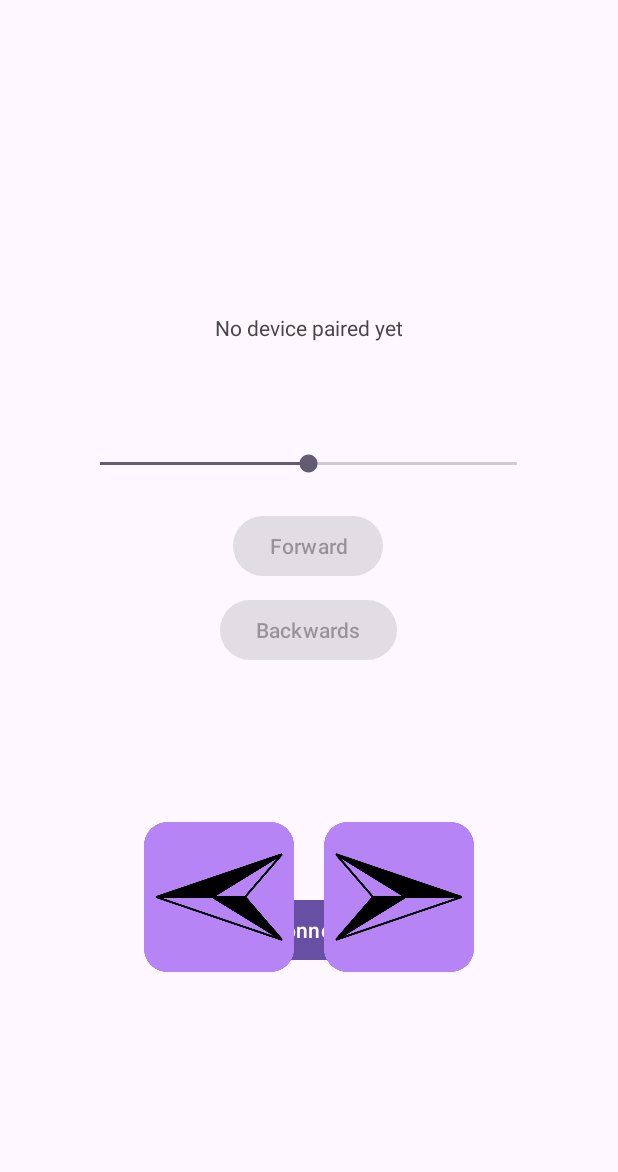
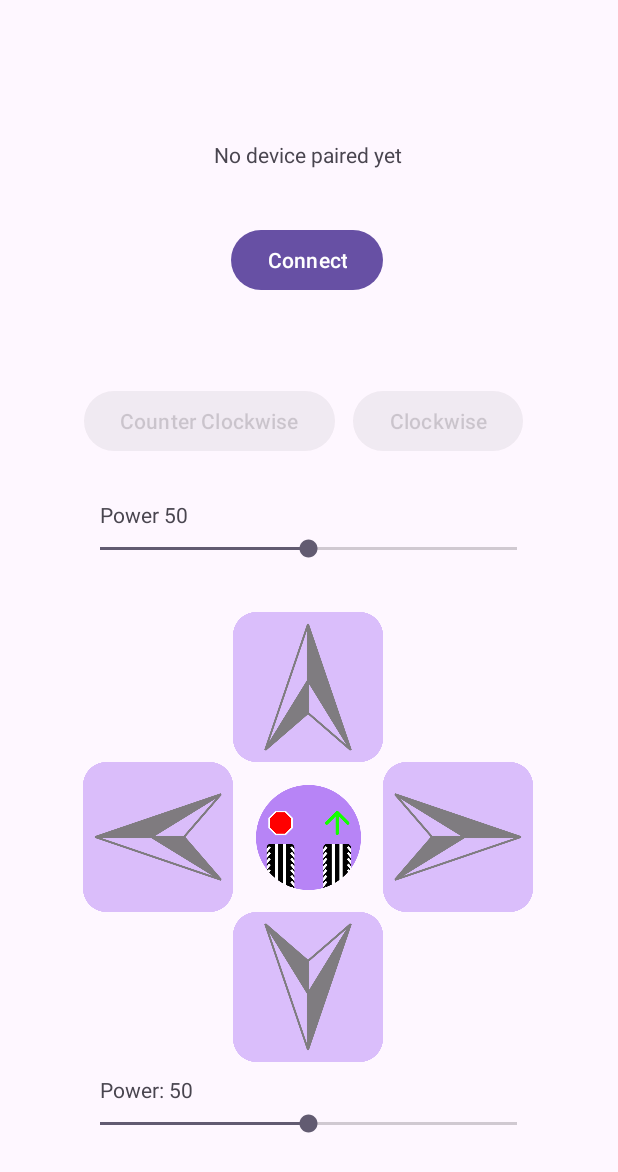
Before and after one commit to heliguy4599/ev3proj, an Android app: the screen it shows after launch (MainActivity), on a phone screen of 412 x 824 dp. Shown: the top 1172 px of the screen. Run offline under Robolectric (Android 15) with nearby library versions, the phone set to English and light mode, and no system bars.

Commit message:
Get UI in place with basic turning

```diff
--- a/app/src/main/java/com/example/ev3proj/MainActivity.java
+++ b/app/src/main/java/com/example/ev3proj/MainActivity.java
@@ -16,10 +16,11 @@ import android.view.MotionEvent;
 import android.view.View;
 import android.widget.Button;
 import android.widget.ImageButton;
-import android.widget.ImageView;
 import android.widget.SeekBar;
 import android.widget.TextView;
 import android.widget.Toast;
+
+import org.w3c.dom.Text;
 
 import java.io.InputStream;
 import java.io.OutputStream;
@@ -41,47 +42,61 @@ public class MainActivity extends AppCompatActivity {
 
     TextView statusText;
     boolean isConnected = false;
+    boolean pivotTurn = false;
     long lastDisconnect = 0;
+    ImageButton rightButton;
+    ImageButton leftButton;
+    ImageButton forwardButton;
+    ImageButton backwardButton;
+    Button bluetooth_button;
+    Button clockwiseButton;
+    Button counterClockwiseButton;
+    ImageButton turnTypeButton;
 
-    @Override
-    protected void onCreate(Bundle savedInstanceState) {
-        super.onCreate(savedInstanceState);
-        setContentView(R.layout.activity_main);
+    public void connectStatusUpdater() {
+        forwardButton.setEnabled(isConnected);
+        backwardButton.setEnabled(isConnected);
+        leftButton.setEnabled(isConnected);
+        rightButton.setEnabled(isConnected);
+        clockwiseButton.setEnabled(isConnected);
+        counterClockwiseButton.setEnabled(isConnected);
+        if (isConnected) {
+            bluetooth_button.setText("Disconnect");
+            forwardButton.setAlpha(1f);
+            backwardButton.setAlpha(1f);
+            leftButton.setAlpha(1f);
+            rightButton.setAlpha(1f);
+            clockwiseButton.setAlpha(1f);
+            counterClockwiseButton.setAlpha(1f);
+        } else {
+            bluetooth_button.setText("Connect");
+            forwardButton.setAlpha(0.5f);
+            backwardButton.setAlpha(0.5f);
+            leftButton.setAlpha(0.5f);
+            rightButton.setAlpha(0.5f);
+            clockwiseButton.setAlpha(0.5f);
+            counterClockwiseButton.setAlpha(0.5f);
+        }
+    }
 
-        Button bluetooth_button = (Button) findViewById(R.id.bluetooth_button);
-        Button forwardButton = (Button) findViewById(R.id.forwardButton);
-        Button backwardButton = (Button) findViewById(R.id.backwardButton);
-        SeekBar powerSlider = (SeekBar) findViewById(R.id.powerSlider);
+    public void setSeekBarListener(SeekBar seekBar, TextView textView, String labelPrefix) {
+        SeekBar.OnSeekBarChangeListener temp = new SeekBar.OnSeekBarChangeListener() {
+            @Override
+            public void onProgressChanged(SeekBar seekBar, int progress, boolean fromUser) {
+                textView.setText(labelPrefix + seekBar.getProgress());
+            }
 
-        ImageButton newMove = (ImageButton) findViewById(R.id.newMove);
+            @Override
+            public void onStartTrackingTouch(SeekBar seekBar) {}
 
-        forwardButton.setEnabled(false);
-        backwardButton.setEnabled(false);
-        int minspeed = 3;
+            @Override
+            public void onStopTrackingTouch(SeekBar seekBar) {}
+        };
+        seekBar.setOnSeekBarChangeListener(temp);
+    }
 
-        bluetooth_button.setOnClickListener(new View.OnClickListener(){
-            @Override
-            public void onClick(View v) {
-                if (isConnected) {
-                    cpf_disconnFromEV3(cv_btDevice);
-                    bluetooth_button.setText("Connect");
-                    isConnected = false;
-                    forwardButton.setEnabled(false);
-                    backwardButton.setEnabled(false);
-                    return;
-                }
-                cpf_requestBTPermissions();
-                cv_btDevice = cpf_locateInPairedBTList(CV_ROBOTNAME);
-                isConnected = cpf_connectToEV3(cv_btDevice);
-                if (isConnected) {
-                    forwardButton.setEnabled(true);
-                    backwardButton.setEnabled(true);
-                    bluetooth_button.setText("Disconnect");
-                }
-            }
-        });
-
-        newMove.setOnTouchListener(new View.OnTouchListener() {
+    public void setButtonListenerMoveMotor(ImageButton button, int motorSel, SeekBar seekBar, int powerMultiple) {
+        button.setOnTouchListener(new View.OnTouchListener() {
             private Handler mHandler;
             @Override
             public boolean onTouch(View v, MotionEvent event) {
@@ -91,12 +106,16 @@ public class MainActivity extends AppCompatActivity {
                         if (mHandler != null) return true;
                         mHandler = new Handler();
                         mHandler.post(mAction);
+                        button.setScaleX((float) 0.8);
+                        button.setScaleY((float) 0.8);
                         break;
                     case MotionEvent.ACTION_UP:
                         if (mHandler == null) return true;
                         mHandler.removeCallbacks(mAction);
-                        newMotor(0, 0x0F);
+                        newMotor(0, motorSel);
                         mHandler = null;
+                        button.setScaleX((float) 1);
+                        button.setScaleY((float) 1);
                         break;
                 }
                 return false;
@@ -105,32 +124,36 @@ public class MainActivity extends AppCompatActivity {
             private Runnable mAction = new Runnable() {
                 @Override
                 public void run() {
-                    int speed = powerSlider.getProgress();
-                    if (speed < minspeed) speed = minspeed;
-                    newMotor(speed, 0x02);
+                    newMotor(powerMultiple * seekBar.getProgress(), motorSel);
 
                     // Post the action again after a delay
                     mHandler.postDelayed(this, 100); // Adjust the delay as needed
                 }
             };
         });
+    }
 
-        forwardButton.setOnTouchListener(new View.OnTouchListener() {
+    public void setButtonListenerMoveMotor(Button button, int motorSel, SeekBar seekBar, int powerMultiple) {
+        button.setOnTouchListener(new View.OnTouchListener() {
             private Handler mHandler;
-
             @Override
             public boolean onTouch(View v, MotionEvent event) {
+                statusText.setText("" + event.getAction());
                 switch (event.getAction()) {
                     case MotionEvent.ACTION_DOWN:
                         if (mHandler != null) return true;
                         mHandler = new Handler();
                         mHandler.post(mAction);
+                        button.setScaleX((float) 0.8);
+                        button.setScaleY((float) 0.8);
                         break;
                     case MotionEvent.ACTION_UP:
                         if (mHandler == null) return true;
                         mHandler.removeCallbacks(mAction);
-                        cpf_EV3MoveMotor(0);
+                        newMotor(0, motorSel);
                         mHandler = null;
+                        button.setScaleX((float) 1);
+                        button.setScaleY((float) 1);
                         break;
                 }
                 return false;
@@ -139,54 +162,78 @@ public class MainActivity extends AppCompatActivity {
             private Runnable mAction = new Runnable() {
                 @Override
                 public void run() {
-//                    cpf_EV3MoveMotor(cv_powerSlider.getProgress());
-                    int speed = powerSlider.getProgress();
-                    if (speed < minspeed) speed = minspeed;
-                    cpf_EV3MoveMotor(speed);
+                    newMotor(powerMultiple * seekBar.getProgress(), motorSel);
 
                     // Post the action again after a delay
                     mHandler.postDelayed(this, 100); // Adjust the delay as needed
                 }
             };
         });
+    }
 
-        backwardButton.setOnTouchListener(new View.OnTouchListener() {
-            private Handler mHandler;
+    @Override
+    protected void onCreate(Bundle savedInstanceState) {
+        super.onCreate(savedInstanceState);
+        setContentView(R.layout.activity_main);
 
+        bluetooth_button = (Button) findViewById(R.id.bluetooth_button);
+        SeekBar powerSlider = (SeekBar) findViewById(R.id.powerSlider);
+        SeekBar rotationSlider = (SeekBar) findViewById(R.id.rortationSlider);
+        statusText = (TextView) findViewById(R.id.textView);
+        TextView powerLabel = (TextView) findViewById(R.id.powerLabel);
+        TextView rotationLabel = (TextView) findViewById(R.id.rotationLabel);
+
+        rightButton = (ImageButton) findViewById(R.id.rightButton);
+        leftButton = (ImageButton) findViewById(R.id.leftButton);
+        forwardButton = (ImageButton) findViewById(R.id.forwardButton);
+        backwardButton = (ImageButton) findViewById(R.id.backwardButton);
+        clockwiseButton = (Button) findViewById(R.id.clockwise);
+        counterClockwiseButton = (Button) findViewById(R.id.counterclockwise);
+        turnTypeButton = (ImageButton) findViewById(R.id.turnTypeButton);
+
+        connectStatusUpdater();
+
+        bluetooth_button.setOnClickListener(new View.OnClickListener(){
             @Override
-            public boolean onTouch(View v, MotionEvent event) {
-                switch (event.getAction()) {
-                    case MotionEvent.ACTION_DOWN:
-                        if (mHandler != null) return true;
-                        mHandler = new Handler();
-                        mHandler.post(mAction);
-                        break;
-                    case MotionEvent.ACTION_UP:
-                        if (mHandler == null) return true;
-                        mHandler.removeCallbacks(mAction);
-                        cpf_EV3MoveMotor(0);
-                        mHandler = null;
-                        break;
+            public void onClick(View v) {
+                if (isConnected) {
+                    cpf_disconnFromEV3(cv_btDevice);
+                    isConnected = false;
+                } else {
+                    cpf_requestBTPermissions();
+                    cv_btDevice = cpf_locateInPairedBTList(CV_ROBOTNAME);
+                    isConnected = cpf_connectToEV3(cv_btDevice);
                 }
-                return false;
+                connectStatusUpdater();
             }
-
-            private Runnable mAction = new Runnable() {
-                @Override
-                public void run() {
-//                    cpf_EV3MoveMotor(cv_powerSlider.getProgress());
-                    int speed = powerSlider.getProgress();
-                    if (speed < minspeed) speed = minspeed;
-                    cpf_EV3MoveMotor(-speed);
-
-                    // Post the action again after a delay
-                    mHandler.postDelayed(this, 100); // Adjust the delay as needed
-                }
-            };
         });
 
+        setSeekBarListener(powerSlider, powerLabel, "Power: ");
+        setSeekBarListener(rotationSlider, rotationLabel, "Power: ");
 
-        statusText = (TextView) findViewById(R.id.textView);
+        setButtonListenerMoveMotor(forwardButton, 0x06, powerSlider, 1);
+        setButtonListenerMoveMotor(backwardButton, 0x06, powerSlider, -1);
+        setButtonListenerMoveMotor(leftButton, 0x02, powerSlider, 1);
+        setButtonListenerMoveMotor(rightButton, 0x04, powerSlider, 1);
+        setButtonListenerMoveMotor(clockwiseButton, 0x01, rotationSlider, 1);
+        setButtonListenerMoveMotor(counterClockwiseButton, 0x01, rotationSlider, -1);
+
+        turnTypeButton.setOnClickListener(new View.OnClickListener(){
+            @Override
+            public void onClick(View v) {
+                if (pivotTurn) {
+                    // Switch to basic turn
+                    statusText.setText("iojhjsdghujiosdfghjk");
+                    pivotTurn = false;
+                    turnTypeButton.setBackground(ContextCompat.getDrawable(getApplicationContext(), R.drawable.basic_turn));
+                } else {
+                    // Switch to pivot turn
+                    pivotTurn = true;
+                    statusText.setText(":)");
+                    turnTypeButton.setBackground(ContextCompat.getDrawable(getApplicationContext(), R.drawable.pivot_turn));
+                }
+            }
+        });
     }
 
     private void cpf_requestBTPermissions() {
--- a/app/src/main/res/layout/activity_main.xml
+++ b/app/src/main/res/layout/activity_main.xml
@@ -11,81 +11,154 @@
         android:layout_width="wrap_content"
         android:layout_height="wrap_content"
         android:text="No device paired yet"
-        app:layout_constraintBottom_toBottomOf="parent"
+        app:layout_constraintBottom_toTopOf="@+id/bluetooth_button"
         app:layout_constraintEnd_toEndOf="parent"
+        app:layout_constraintHorizontal_bias="0.498"
         app:layout_constraintStart_toStartOf="parent"
         app:layout_constraintTop_toTopOf="parent"
-        app:layout_constraintVertical_bias="0.259" />
+        app:layout_constraintVertical_bias="0.718" />
 
     <Button
         android:id="@+id/bluetooth_button"
         android:layout_width="wrap_content"
         android:layout_height="wrap_content"
-        android:layout_marginTop="596dp"
         android:text="Connect"
+        app:layout_constraintBottom_toTopOf="@+id/counterclockwise"
         app:layout_constraintEnd_toEndOf="parent"
+        app:layout_constraintHorizontal_bias="0.496"
         app:layout_constraintStart_toStartOf="parent"
-        app:layout_constraintTop_toTopOf="parent" />
+        app:layout_constraintTop_toTopOf="parent"
+        app:layout_constraintVertical_bias="0.715" />
 
     <Button
-        android:id="@+id/backwardButton"
+        android:id="@+id/clockwise"
         android:layout_width="wrap_content"
         android:layout_height="wrap_content"
-        android:layout_marginTop="396dp"
-        android:text="Backwards"
+        android:layout_marginStart="12dp"
+        android:text="Clockwise"
+        app:layout_constraintBottom_toBottomOf="@+id/counterclockwise"
+        app:layout_constraintStart_toEndOf="@+id/counterclockwise" />
+
+    <SeekBar
+        android:id="@+id/rortationSlider"
+        style="@android:style/Widget.Material.SeekBar"
+        android:layout_width="310dp"
+        android:layout_height="18dp"
+        android:layout_marginBottom="33dp"
+        android:max="100"
+        android:progress="50"
+        app:layout_constraintBottom_toTopOf="@+id/forwardButton"
         app:layout_constraintEnd_toEndOf="parent"
-        app:layout_constraintHorizontal_bias="0.498"
-        app:layout_constraintStart_toStartOf="parent"
-        app:layout_constraintTop_toTopOf="parent" />
-
-    <Button
-        android:id="@+id/forwardButton"
-        android:layout_width="wrap_content"
-        android:layout_height="wrap_content"
-        android:layout_marginTop="340dp"
-        android:text="Forward"
-        app:layout_constraintEnd_toEndOf="parent"
-        app:layout_constraintHorizontal_bias="0.498"
-        app:layout_constraintStart_toStartOf="parent"
-        app:layout_constraintTop_toTopOf="parent" />
+        app:layout_constraintHorizontal_bias="0.495"
+        app:layout_constraintStart_toStartOf="parent" />
 
     <SeekBar
         android:id="@+id/powerSlider"
         style="@android:style/Widget.Material.SeekBar"
         android:layout_width="310dp"
         android:layout_height="18dp"
-        android:layout_marginTop="300dp"
+        android:layout_marginTop="132dp"
         android:max="100"
         android:progress="50"
         app:layout_constraintEnd_toEndOf="parent"
-        app:layout_constraintHorizontal_bias="0.497"
+        app:layout_constraintHorizontal_bias="0.495"
         app:layout_constraintStart_toStartOf="parent"
-        app:layout_constraintTop_toTopOf="parent" />
+        app:layout_constraintTop_toTopOf="@+id/backwardButton" />
 
-    <ImageButton
-        android:id="@+id/newMove"
-        android:layout_width="100dp"
-        android:layout_height="100dp"
-        android:layout_marginEnd="96dp"
-        android:layout_marginBottom="176dp"
-        android:padding="0dp"
-        android:rotationY="180"
-        android:scaleType="fitCenter"
-        app:layout_constraintBottom_toBottomOf="parent"
+    <Button
+        android:id="@+id/counterclockwise"
+        android:layout_width="wrap_content"
+        android:layout_height="wrap_content"
+        android:layout_marginBottom="52dp"
+        android:text="Counter Clockwise"
+        app:layout_constraintBottom_toTopOf="@+id/rortationSlider"
         app:layout_constraintEnd_toEndOf="parent"
-        app:srcCompat="@drawable/arrow" />
+        app:layout_constraintHorizontal_bias="0.23"
+        app:layout_constraintStart_toStartOf="parent" />
 
     <ImageButton
         android:id="@+id/leftButton"
         android:layout_width="100dp"
         android:layout_height="100dp"
-        android:layout_marginStart="96dp"
-        android:layout_marginBottom="176dp"
         android:padding="0dp"
         android:rotationY="0"
         android:scaleType="fitCenter"
+        app:layout_constraintEnd_toStartOf="@+id/forwardButton"
+        app:layout_constraintTop_toBottomOf="@+id/forwardButton"
+        app:srcCompat="@drawable/arrow"
+        android:background="@drawable/arrow" />
+
+    <ImageButton
+        android:id="@+id/backwardButton"
+        android:layout_width="100dp"
+        android:layout_height="100dp"
+        android:padding="0dp"
+        android:rotation="270"
+        android:rotationY="180"
+        android:scaleType="fitCenter"
+        app:layout_constraintStart_toEndOf="@+id/leftButton"
+        app:layout_constraintTop_toBottomOf="@+id/leftButton"
+        app:srcCompat="@drawable/arrow"
+        android:background="@drawable/arrow" />
+
+    <ImageButton
+        android:id="@+id/rightButton"
+        android:layout_width="100dp"
+        android:layout_height="100dp"
+        android:padding="0dp"
+        android:rotationY="180"
+        android:scaleType="fitCenter"
+        app:layout_constraintStart_toEndOf="@+id/forwardButton"
+        app:layout_constraintTop_toBottomOf="@+id/forwardButton"
+        app:srcCompat="@drawable/arrow"
+        android:background="@drawable/arrow" />
+
+    <ImageButton
+        android:id="@+id/forwardButton"
+        android:layout_width="100dp"
+        android:layout_height="100dp"
+        android:layout_marginBottom="316dp"
+        android:background="@drawable/arrow"
+        android:padding="0dp"
+        android:rotation="90"
+        android:rotationY="0"
+        android:scaleType="fitCenter"
         app:layout_constraintBottom_toBottomOf="parent"
+        app:layout_constraintEnd_toEndOf="parent"
+        app:layout_constraintHorizontal_bias="0.498"
         app:layout_constraintStart_toStartOf="parent"
         app:srcCompat="@drawable/arrow" />
 
+    <TextView
+        android:id="@+id/powerLabel"
+        android:layout_width="wrap_content"
+        android:layout_height="wrap_content"
+        android:layout_marginStart="16dp"
+        android:layout_marginBottom="4dp"
+        android:text="Power: 50"
+        app:layout_constraintBottom_toTopOf="@+id/powerSlider"
+        app:layout_constraintStart_toStartOf="@+id/powerSlider" />
+
+    <TextView
+        android:id="@+id/rotationLabel"
+        android:layout_width="wrap_content"
+        android:layout_height="wrap_content"
+        android:layout_marginStart="16dp"
+        android:layout_marginBottom="4dp"
+        android:text="Power 50"
+        app:layout_constraintBottom_toTopOf="@+id/rortationSlider"
+        app:layout_constraintStart_toStartOf="@+id/rortationSlider" />
+
+    <ImageButton
+        android:id="@+id/turnTypeButton"
+        android:layout_width="70dp"
+        android:layout_height="70dp"
+        android:background="@drawable/basic_turn"
+        android:padding="0dp"
+        android:scaleType="fitCenter"
+        app:layout_constraintBottom_toTopOf="@+id/backwardButton"
+        app:layout_constraintEnd_toStartOf="@+id/rightButton"
+        app:layout_constraintStart_toEndOf="@+id/leftButton"
+        app:layout_constraintTop_toBottomOf="@+id/forwardButton" />
+
 </androidx.constraintlayout.widget.ConstraintLayout>
```
Also changed, not shown: app/src/main/res/drawable/basic_turn.png (added), app/src/main/res/drawable/pivot_turn.png (added).
